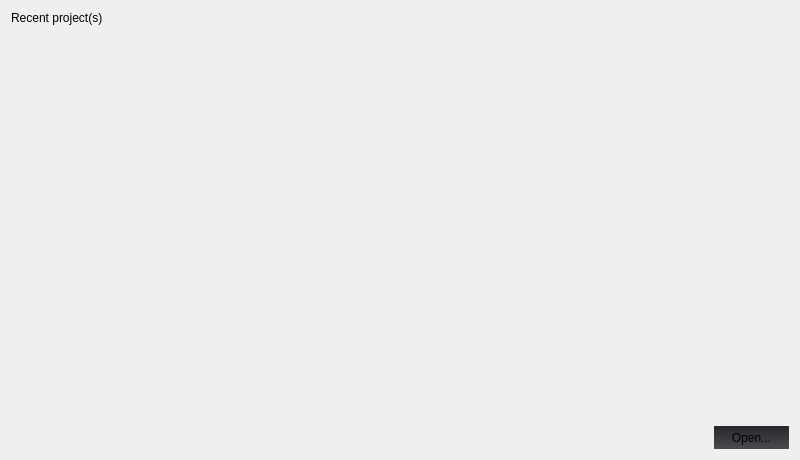
Qt form src/Player/welcomedialog.ui (congpp/TABEx) before a commit.
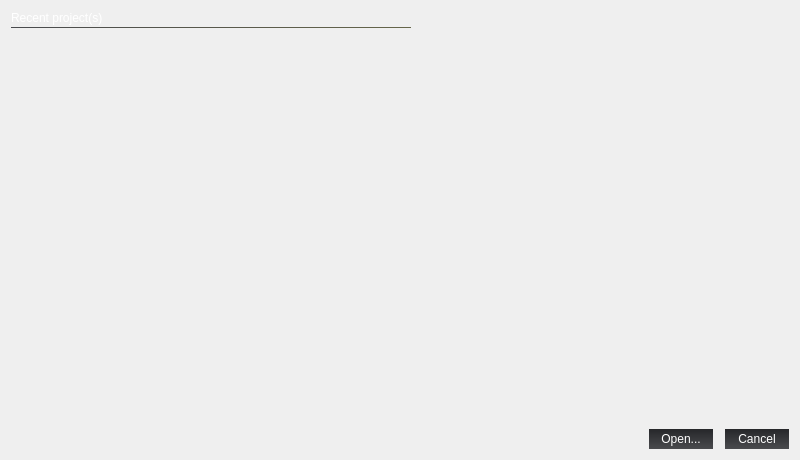
The same form after that commit. Icons and pictures are not drawn.

```diff
--- a/src/Player/welcomedialog.ui
+++ b/src/Player/welcomedialog.ui
@@ -18,16 +18,44 @@
 {
    background-image: url(:/image/resource/image/welcome.png);
 }
-*{font: 9pt &quot;微软雅黑&quot;;}</string>
+*{
+font: 9pt &quot;微软雅黑&quot;;
+	color: rgb(255, 255, 255);
+}</string>
   </property>
   <layout class="QVBoxLayout" name="verticalLayout">
+   <property name="spacing">
+    <number>2</number>
+   </property>
    <item>
     <widget class="QLabel" name="label">
+     <property name="styleSheet">
+      <string notr="true"/>
+     </property>
      <property name="text">
       <string>Recent project(s)</string>
      </property>
     </widget>
    </item>
+   <item>
+    <widget class="QWidget" name="widget" native="true">
+     <property name="minimumSize">
+      <size>
+       <width>0</width>
+       <height>1</height>
+      </size>
+     </property>
+     <property name="maximumSize">
+      <size>
+       <width>400</width>
+       <height>1</height>
+      </size>
+     </property>
+     <property name="styleSheet">
+      <string notr="true">background-color: qlineargradient(x1: 0, y1: 0, x2: 1, y2: 0,stop: 0 #4a4b4e, stop: 1 #66664a);</string>
+     </property>
+    </widget>
+   </item>
    <item>
     <widget class="QTableView" name="tableView">
      <property name="mouseTracking">
@@ -91,6 +119,9 @@
    </item>
    <item>
     <layout class="QHBoxLayout" name="horizontalLayout">
+     <property name="spacing">
+      <number>12</number>
+     </property>
      <item>
       <spacer name="horizontalSpacer">
        <property name="orientation">
@@ -106,8 +137,21 @@
      </item>
      <item>
       <widget class="QPushButton" name="pushButtonOpen">
+       <property name="minimumSize">
+        <size>
+         <width>64</width>
+         <height>0</height>
+        </size>
+       </property>
+       <property name="maximumSize">
+        <size>
+         <width>16777215</width>
+         <height>32</height>
+        </size>
+       </property>
        <property name="styleSheet">
         <string notr="true">QPushButton {
+  border: none; /* make the default button prominent */
   background-color: qlineargradient(x1: 0, y1: 0, x2: 0, y2: 1,stop: 0 #26272a, stop: 1 #4a4b4e);
 }
 QPushButton:hover {
@@ -128,6 +172,43 @@
        </property>
       </widget>
      </item>
+     <item>
+      <widget class="QPushButton" name="pushButtonCancel">
+       <property name="minimumSize">
+        <size>
+         <width>64</width>
+         <height>0</height>
+        </size>
+       </property>
+       <property name="maximumSize">
+        <size>
+         <width>16777215</width>
+         <height>32</height>
+        </size>
+       </property>
+       <property name="styleSheet">
+        <string notr="true">QPushButton {
+  border: none; 
+  background-color: qlineargradient(x1: 0, y1: 0, x2: 0, y2: 1,stop: 0 #26272a, stop: 1 #4a4b4e);
+}
+QPushButton:hover {
+  background-color: qlineargradient(x1: 0, y1: 0, x2: 0, y2: 1,stop: 0 #36373a, stop: 1 #5a5b5e);
+}
+QPushButton:pressed {
+  background-color: qlineargradient(x1: 0, y1: 0, x2: 0, y2: 1,stop: 0 #26272a, stop: 1 #4a4b4e);
+}
+QPushButton:flat {
+  border: none; 
+}
+QPushButton:default {
+  border: none; 
+}</string>
+       </property>
+       <property name="text">
+        <string>Cancel</string>
+       </property>
+      </widget>
+     </item>
     </layout>
    </item>
   </layout>
```
